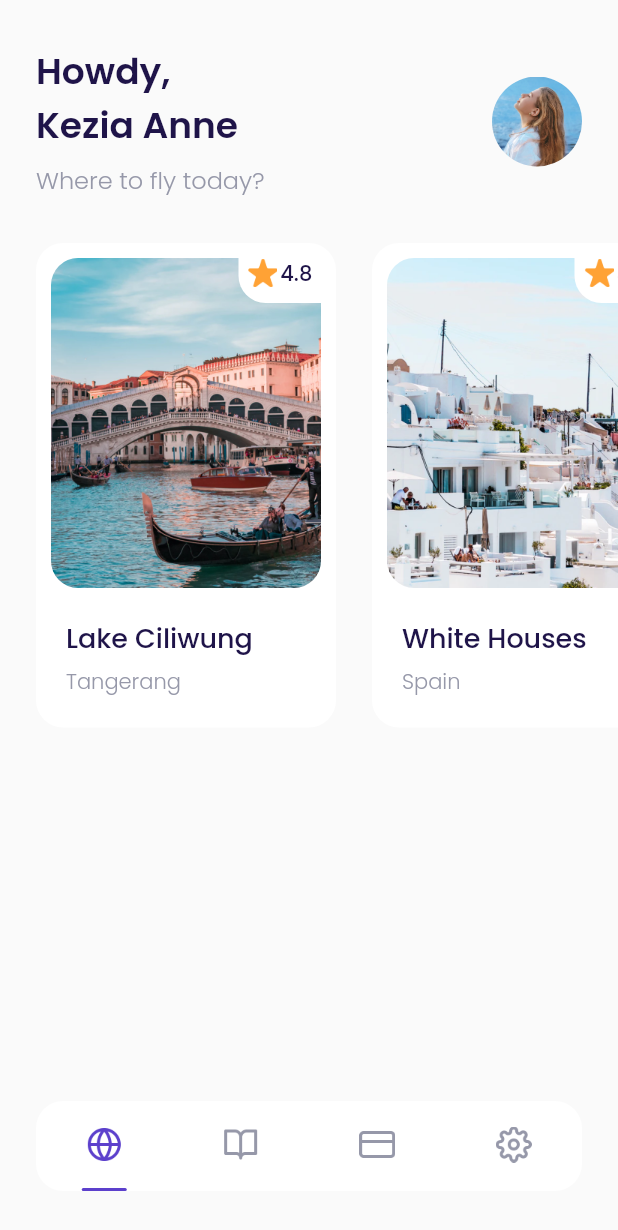
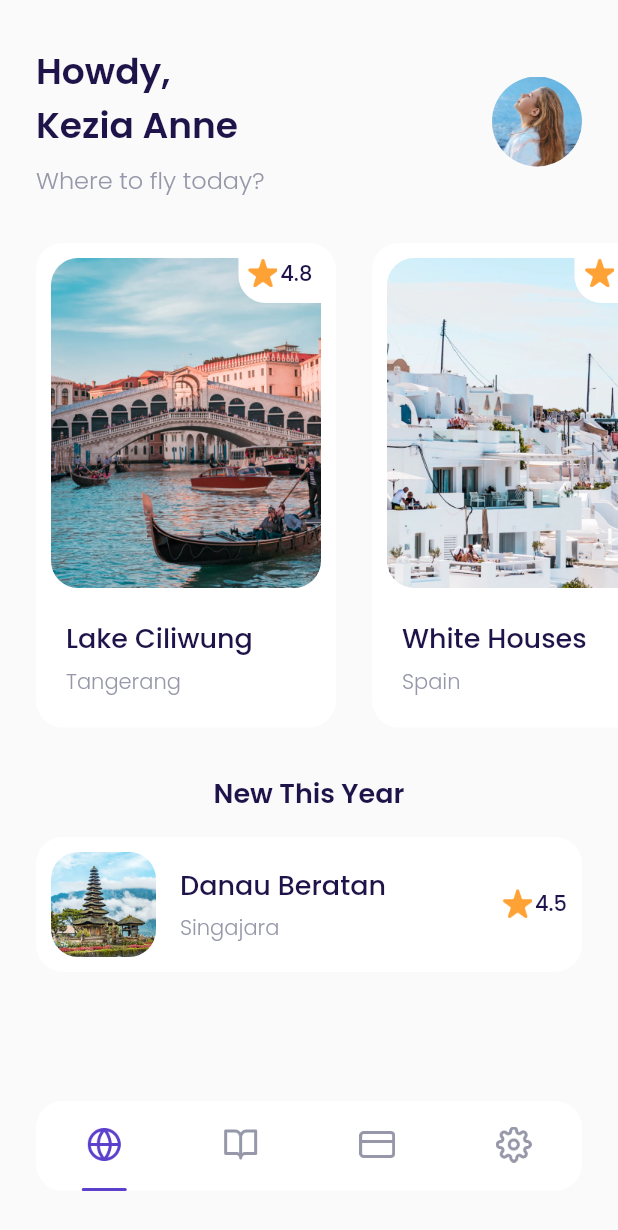
Before and after one commit to AsakaLynux/travel, a Flutter app: the MainPage screen opened by its route, on a phone screen of 412 x 824 dp. Shown: the top 1230 px of the screen. Run offline on Flutter 3.47's test engine with Material 2 defaults, Android fonts, the phone set to English and light mode, and no system bars; our stand-ins replace google_fonts.

Commit message:
new Destinations 1

```diff
--- a/lib/ui/pages/home_page.dart
+++ b/lib/ui/pages/home_page.dart
@@ -1,5 +1,6 @@
 import 'package:flutter/material.dart';
 import 'package:travel/ui/widget/destination_card.dart';
+import 'package:travel/ui/widget/destination_tile.dart';
 import '../../shared/theme.dart';
 
 class HomePage extends StatelessWidget {
@@ -97,10 +98,34 @@ class HomePage extends StatelessWidget {
       );
     }
 
+    Widget newDestinations() {
+      return Container(
+        margin: EdgeInsets.only(
+          top: 30,
+          left: defaultMargin,
+          right: defaultMargin,
+        ),
+        child: Column(
+          // crossAxisAlignment: CrossAxisAlignment.start,
+          children: [
+            Text(
+              'New This Year',
+              style: blackTextStyle.copyWith(
+                fontSize: 18,
+                fontWeight: semiBold,
+              ),
+            ),
+            DestinationTile()
+          ],
+        ),
+      );
+    }
+
     return ListView(
       children: [
         header(),
         popularDestination(),
+        newDestinations(),
       ],
     );
   }
--- /dev/null
+++ b/lib/ui/widget/destination_tile.dart
@@ -0,0 +1,77 @@
+import 'package:flutter/material.dart';
+import '../../shared/theme.dart';
+
+class DestinationTile extends StatelessWidget {
+  const DestinationTile({Key? key}) : super(key: key);
+
+  @override
+  Widget build(BuildContext context) {
+    return Container(
+      margin: EdgeInsets.only(top: 16),
+      padding: EdgeInsets.all(10),
+      decoration: BoxDecoration(
+        color: kWhiteColor,
+        borderRadius: BorderRadius.circular(18),
+      ),
+      child: Row(
+        children: [
+          Container(
+            width: 70,
+            height: 70,
+            margin: EdgeInsets.only(right: 16),
+            decoration: BoxDecoration(
+              borderRadius: BorderRadius.circular(18),
+              image: DecorationImage(
+                fit: BoxFit.cover,
+                image: AssetImage('assets/image_destination_6.png'),
+              ),
+            ),
+          ),
+          Expanded(
+            child: Column(
+              crossAxisAlignment: CrossAxisAlignment.start,
+              children: [
+                Text(
+                  'Danau Beratan',
+                  style: blackTextStyle.copyWith(
+                    fontSize: 18,
+                    fontWeight: medium,
+                  ),
+                ),
+                SizedBox(height: 5),
+                Text(
+                  'Singajara',
+                  style: greyTextStyle.copyWith(
+                    fontWeight: ligth,
+                  ),
+                ),
+              ],
+            ),
+          ),
+          Row(
+            mainAxisAlignment: MainAxisAlignment.center,
+            crossAxisAlignment: CrossAxisAlignment.start,
+            children: [
+              Container(
+                margin: EdgeInsets.only(right: 2),
+                width: 20,
+                height: 20,
+                decoration: BoxDecoration(
+                  image: DecorationImage(
+                    image: AssetImage('assets/icon_star.png'),
+                  ),
+                ),
+              ),
+              Text(
+                '4.5',
+                style: blackTextStyle.copyWith(
+                  fontWeight: medium,
+                ),
+              ),
+            ],
+          ),
+        ],
+      ),
+    );
+  }
+}
```
